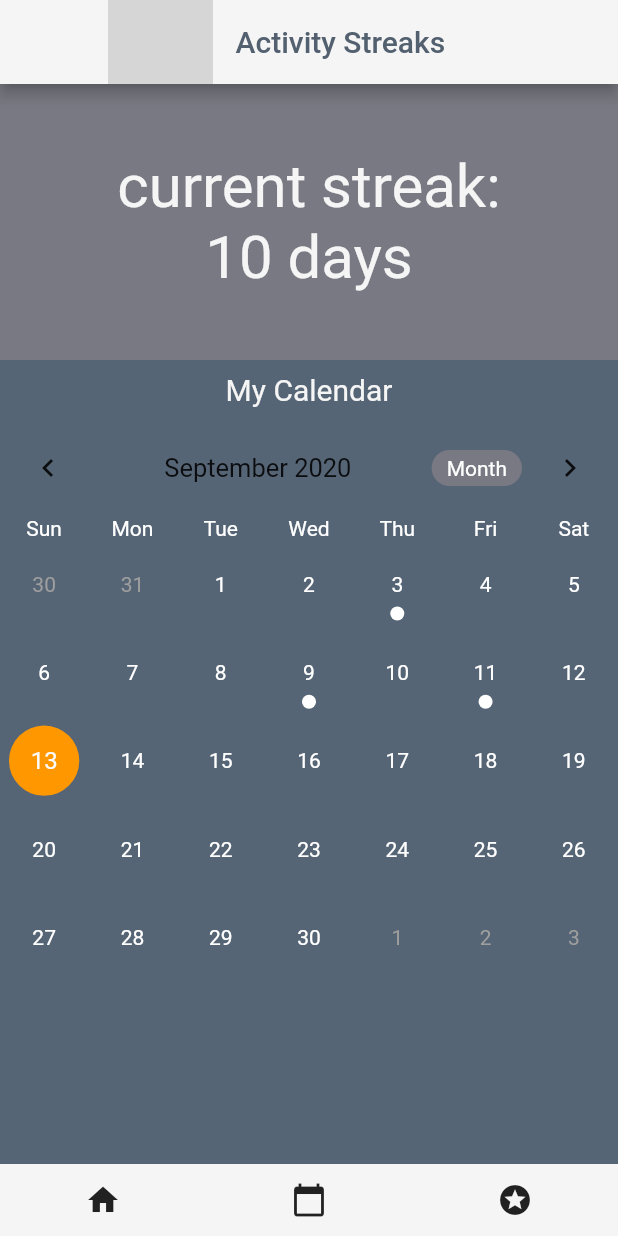
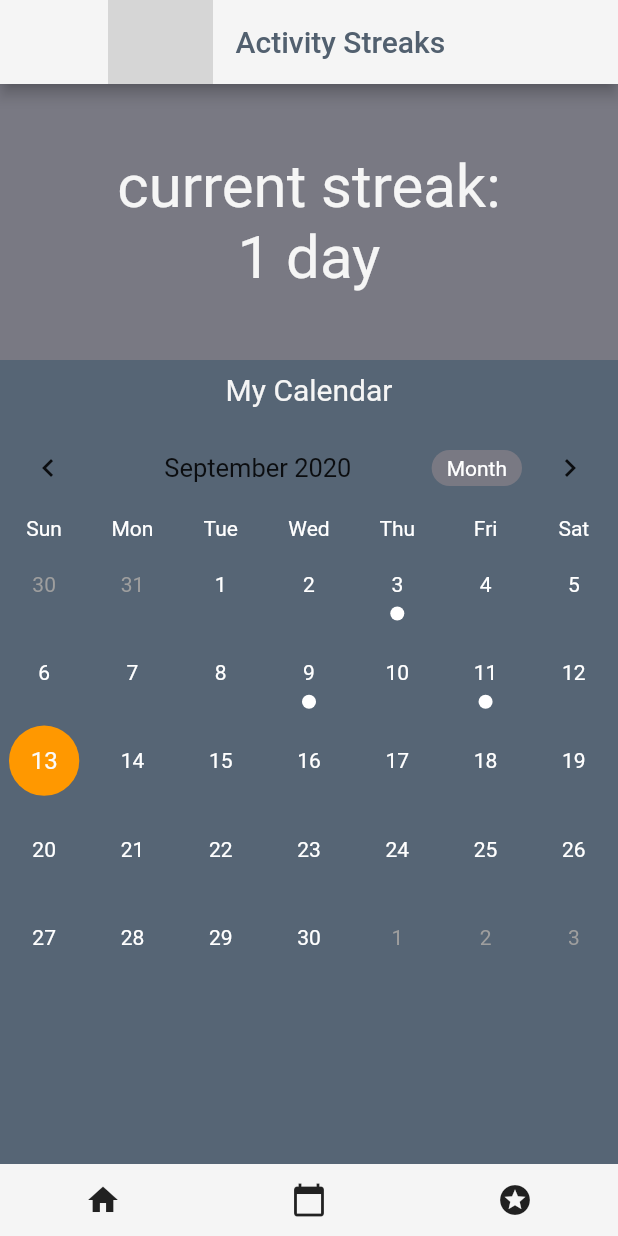
Before and after one commit to levylevylevy/onceadailydo, a Flutter app: the StreaksScreen screen opened by its route, on a phone screen of 412 x 824 dp. Run offline on Flutter 3.47's test engine with Material 2 defaults, Android fonts, the light colour scheme and no system bars; drawn by our look-alikes of table_calendar; our stand-ins replace flutter_linkify, flutter_markdown, shared_preferences, splashscreen; missing offline and left inert: loader; accounts and stored records are empty; grey boxes are pictures that could not be loaded.

Commit message:
fix streak days

```diff
--- a/lib/screens/StreakScreen.dart
+++ b/lib/screens/StreakScreen.dart
@@ -62,7 +62,7 @@ class _StreaksScreenState extends State<StreaksScreen> {
                 width: 600,
                 child: new Text(
                   'current streak:'
-                  '\n10 days',
+                  '\n1 day',
                   textAlign: TextAlign.center,
                   style: TextStyle(
                     fontSize: 40.0,
```
